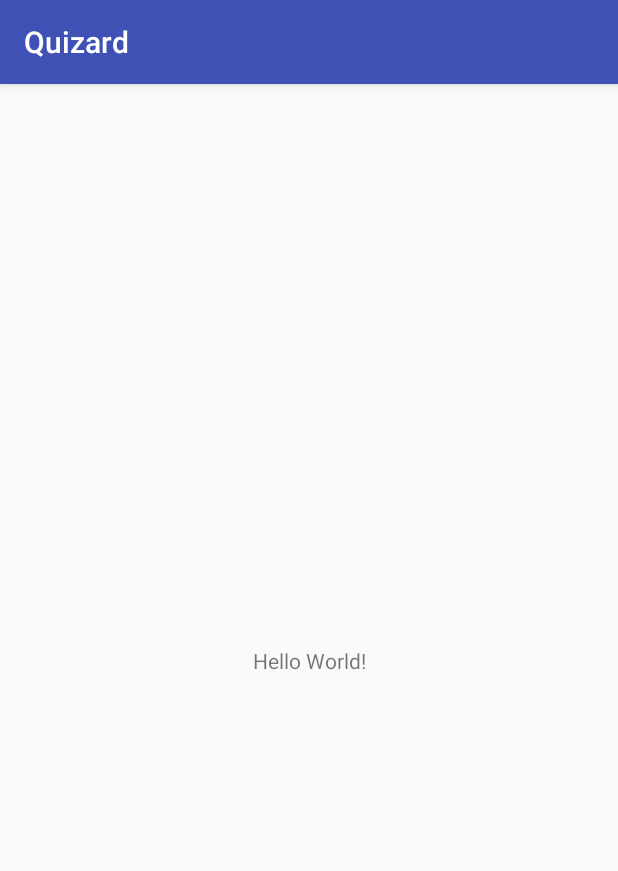
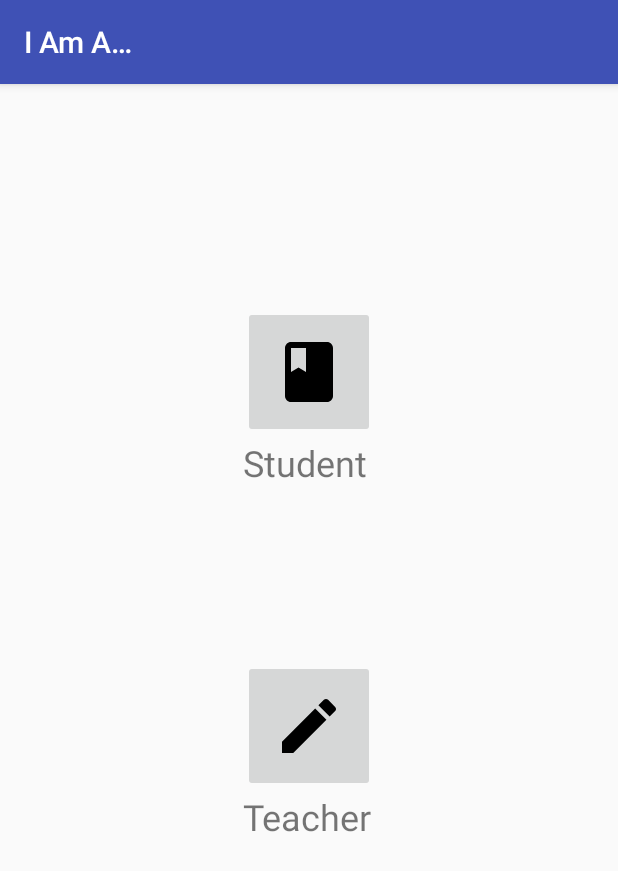
Before and after one commit to Darrennchan8/quizard, an Android app: the screen it shows after launch (MainActivity), on a phone screen of 412 x 824 dp. Shown: the top 871 px of the screen. Run offline under Robolectric (Android 15) with nearby library versions, the phone set to English and light mode, and no system bars.

Commit message:
Add boilerplate code: Empty activities for student and teacher (taking and creating quizzes).

```diff
--- a/app/build.gradle
+++ b/app/build.gradle
@@ -22,7 +22,10 @@ dependencies {
     implementation fileTree(dir: 'libs', include: ['*.jar'])
     implementation 'com.android.support:appcompat-v7:26.1.0'
     implementation 'com.android.support.constraint:constraint-layout:1.0.2'
+    implementation 'com.google.firebase:firebase-database:12.0.1'
     testImplementation 'junit:junit:4.12'
     androidTestImplementation 'com.android.support.test:runner:1.0.1'
     androidTestImplementation 'com.android.support.test.espresso:espresso-core:3.0.1'
 }
+
+apply plugin: 'com.google.gms.google-services'
--- a/app/src/main/AndroidManifest.xml
+++ b/app/src/main/AndroidManifest.xml
@@ -9,13 +9,17 @@
         android:roundIcon="@mipmap/ic_launcher_round"
         android:supportsRtl="true"
         android:theme="@style/AppTheme">
-        <activity android:name=".MainActivity">
+        <activity
+            android:name=".MainActivity"
+            android:label="@string/who_are_you">
             <intent-filter>
                 <action android:name="android.intent.action.MAIN" />
 
                 <category android:name="android.intent.category.LAUNCHER" />
             </intent-filter>
         </activity>
+        <activity android:name=".TakeQuizActivity" />
+        <activity android:name=".CreateQuizActivity"></activity>
     </application>
 
 </manifest>
--- a/app/src/main/java/com/example/darren/quizard/MainActivity.java
+++ b/app/src/main/java/com/example/darren/quizard/MainActivity.java
@@ -1,7 +1,11 @@
 package com.example.darren.quizard;
 
+import android.content.Intent;
 import android.support.v7.app.AppCompatActivity;
 import android.os.Bundle;
+import android.view.View;
+import android.widget.Button;
+import android.widget.ImageButton;
 
 public class MainActivity extends AppCompatActivity {
 
@@ -9,5 +13,21 @@ public class MainActivity extends AppCompatActivity {
     protected void onCreate(Bundle savedInstanceState) {
         super.onCreate(savedInstanceState);
         setContentView(R.layout.activity_main);
+        final ImageButton studentBtn = findViewById(R.id.btn_student);
+        final ImageButton teacherBtn = findViewById(R.id.btn_teacher);
+        studentBtn.setOnClickListener(new View.OnClickListener() {
+            @Override
+            public void onClick(View v) {
+                Intent intent = new Intent(getApplicationContext(), TakeQuizActivity.class);
+                startActivity(intent);
+            }
+        });
+        teacherBtn.setOnClickListener(new View.OnClickListener() {
+            @Override
+            public void onClick(View v) {
+                Intent intent = new Intent(getApplicationContext(), CreateQuizActivity.class);
+                startActivity(intent);
+            }
+        });
     }
 }
--- /dev/null
+++ b/app/src/main/res/drawable/ic_student.xml
@@ -0,0 +1,9 @@
+<vector xmlns:android="http://schemas.android.com/apk/res/android"
+        android:width="48dp"
+        android:height="48dp"
+        android:viewportWidth="24.0"
+        android:viewportHeight="24.0">
+    <path
+        android:fillColor="#FF000000"
+        android:pathData="M18,2H6c-1.1,0 -2,0.9 -2,2v16c0,1.1 0.9,2 2,2h12c1.1,0 2,-0.9 2,-2V4c0,-1.1 -0.9,-2 -2,-2zM6,4h5v8l-2.5,-1.5L6,12V4z"/>
+</vector>
--- /dev/null
+++ b/app/src/main/res/drawable/ic_teacher.xml
@@ -0,0 +1,9 @@
+<vector xmlns:android="http://schemas.android.com/apk/res/android"
+        android:width="48dp"
+        android:height="48dp"
+        android:viewportWidth="24.0"
+        android:viewportHeight="24.0">
+    <path
+        android:fillColor="#FF000000"
+        android:pathData="M3,17.25V21h3.75L17.81,9.94l-3.75,-3.75L3,17.25zM20.71,7.04c0.39,-0.39 0.39,-1.02 0,-1.41l-2.34,-2.34c-0.39,-0.39 -1.02,-0.39 -1.41,0l-1.83,1.83 3.75,3.75 1.83,-1.83z"/>
+</vector>
--- a/app/src/main/res/layout/activity_main.xml
+++ b/app/src/main/res/layout/activity_main.xml
@@ -1,18 +1,57 @@
 <?xml version="1.0" encoding="utf-8"?>
-<android.support.constraint.ConstraintLayout xmlns:android="http://schemas.android.com/apk/res/android"
+<LinearLayout xmlns:android="http://schemas.android.com/apk/res/android"
     xmlns:app="http://schemas.android.com/apk/res-auto"
+    xmlns:card_view="http://schemas.android.com/apk/res-auto"
     xmlns:tools="http://schemas.android.com/tools"
     android:layout_width="match_parent"
     android:layout_height="match_parent"
-    tools:context="com.example.darren.quizard.MainActivity">
+    tools:context="com.example.darren.quizard.MainActivity"
+    android:orientation="vertical">
 
-    <TextView
+    <RelativeLayout
+        android:layout_height="wrap_content"
         android:layout_width="wrap_content"
+        android:layout_gravity="center"
+        android:layout_weight="1">
+
+        <ImageButton
+            android:id="@+id/btn_student"
+            android:layout_width="wrap_content"
+            android:layout_height="wrap_content"
+            android:src="@drawable/ic_student"
+            android:contentDescription="@string/student"
+            android:layout_centerInParent="true"
+            android:padding="20dp"/>
+        <TextView
+            android:layout_width="wrap_content"
+            android:layout_height="wrap_content"
+            android:layout_below="@+id/btn_student"
+            android:text="@string/student"
+            android:textSize="24sp"/>
+
+    </RelativeLayout>
+
+    <RelativeLayout
         android:layout_height="wrap_content"
-        android:text="Hello World!"
-        app:layout_constraintBottom_toBottomOf="parent"
-        app:layout_constraintLeft_toLeftOf="parent"
-        app:layout_constraintRight_toRightOf="parent"
-        app:layout_constraintTop_toTopOf="parent" />
+        android:layout_width="wrap_content"
+        android:layout_gravity="center"
+        android:layout_weight="1">
 
-</android.support.constraint.ConstraintLayout>
+        <ImageButton
+            android:id="@+id/btn_teacher"
+            android:layout_width="wrap_content"
+            android:layout_height="wrap_content"
+            android:src="@drawable/ic_teacher"
+            android:contentDescription="@string/teacher"
+            android:layout_centerHorizontal="true"
+            android:padding="20dp"/>
+        <TextView
+            android:layout_width="wrap_content"
+            android:layout_height="wrap_content"
+            android:layout_below="@+id/btn_teacher"
+            android:text="@string/teacher"
+            android:textSize="24sp"/>
+
+    </RelativeLayout>
+
+</LinearLayout>
--- a/app/src/main/res/values/strings.xml
+++ b/app/src/main/res/values/strings.xml
@@ -1,3 +1,6 @@
 <resources>
     <string name="app_name">Quizard</string>
+    <string name="who_are_you">I Am A…</string>
+    <string name="student">Student</string>
+    <string name="teacher">Teacher</string>
 </resources>
--- a/build.gradle
+++ b/build.gradle
@@ -7,11 +7,12 @@ buildscript {
         jcenter()
     }
     dependencies {
-        classpath 'com.android.tools.build:gradle:3.0.1'
+        classpath 'com.android.tools.build:gradle:3.1.0'
 
 
         // NOTE: Do not place your application dependencies here; they belong
         // in the individual module build.gradle files
+        classpath 'com.google.gms:google-services:3.1.1'
     }
 }
 
```
Also changed, not shown: app/src/main/java/com/example/darren/quizard/CreateQuizActivity.java (added, +13 -0 lines), app/src/main/java/com/example/darren/quizard/Question.java (added, +37 -0 lines), app/src/main/java/com/example/darren/quizard/Quiz.java (added, +94 -0 lines), app/src/main/java/com/example/darren/quizard/TakeQuizActivity.java (added, +13 -0 lines), app/src/main/res/layout/activity_create_quiz.xml (added, +9 -0 lines), app/src/main/res/layout/activity_take_quiz.xml (added, +9 -0 lines), gradle/wrapper/gradle-wrapper.properties, 1 other file.
